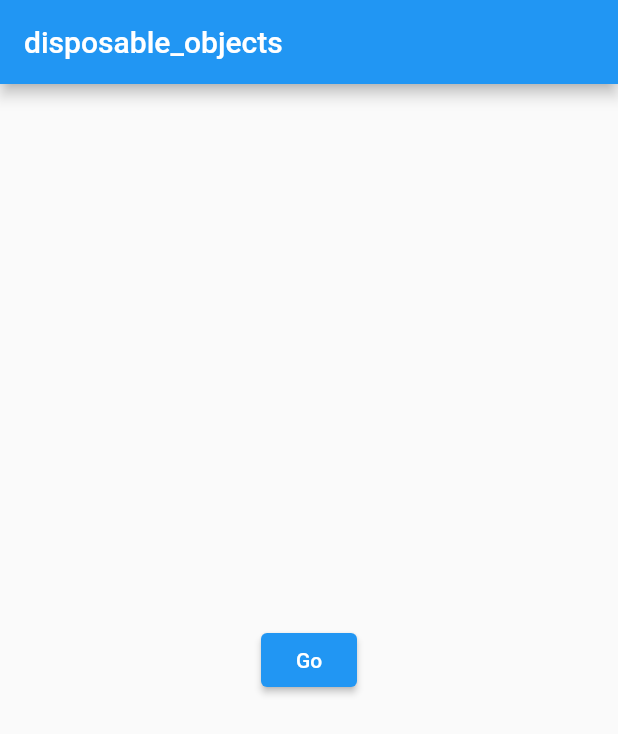
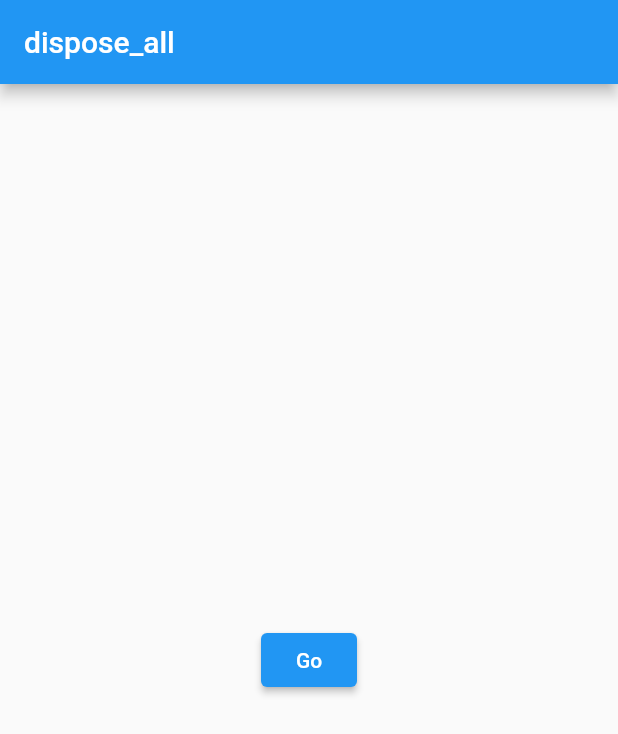
Before and after one commit to sergioprot/dispose_all, a Flutter app: the screen it shows after launch, on a phone screen of 412 x 824 dp. Shown: the top 734 px of the screen. Run offline on Flutter 3.47's test engine with Material 2 defaults, Android fonts, the phone set to English and light mode, and no system bars.

Commit message:
rename from disposable_objects to dispose_all

````diff
--- a/example/lib/main.dart
+++ b/example/lib/main.dart
@@ -1,6 +1,6 @@
 import 'dart:async';
 
-import 'package:disposable_objects/disposable_objects.dart';
+import 'package:dispose_all/dispose_all.dart';
 import 'package:flutter/material.dart';
 
 void main() {
@@ -25,7 +25,7 @@ class FirstPage extends StatelessWidget {
   Widget build(BuildContext context) {
     return Scaffold(
       appBar: AppBar(
-        title: const Text('disposable_objects'),
+        title: const Text('dispose_all'),
       ),
       body: Center(
         child: ElevatedButton(
@@ -77,7 +77,7 @@ class _SecondPageState extends State<SecondPage> {
   Widget build(BuildContext context) {
     return Scaffold(
       appBar: AppBar(
-        title: const Text('disposable_objects'),
+        title: const Text('dispose_all'),
       ),
       body: Column(
         children: [
--- a/example/pubspec.yaml
+++ b/example/pubspec.yaml
@@ -1,5 +1,5 @@
 name: example
-description: disposable_objects example project.
+description: dispose_all example project.
 publish_to: 'none' # Remove this line if you wish to publish to pub.dev
 
 version: 1.0.0+1
@@ -12,8 +12,8 @@ dependencies:
     sdk: flutter
 
   cupertino_icons: ^1.0.2
-  disposable_objects:
-    path: ../../disposable_objects
+  dispose_all:
+    path: ../../dispose_all
 
 dev_dependencies:
   flutter_test:
--- a/lib/disposable_objects.dart
+++ /dev/null
@@ -1,4 +0,0 @@
-library disposable_objects;
-
-export 'src/disposable_object.dart';
-export 'src/disposable_object_iterable_extension.dart';
--- /dev/null
+++ b/lib/dispose_all.dart
@@ -0,0 +1,4 @@
+library dispose_all;
+
+export 'src/disposable_object.dart';
+export 'src/dispose_all_extension.dart';
--- a/lib/src/disposable_object.dart
+++ b/lib/src/disposable_object.dart
@@ -1,8 +1,8 @@
-import 'disposable_object_iterable_extension.dart';
+import 'dispose_all_extension.dart';
 
 /// A mixin for disposable objects.
 ///
-/// This mixin is useful, when you want to use [DisposableObjectIterableExtension.disposeAll] for custom classes or for classes from other packages.
+/// This mixin is useful, when you want to use [DisposeAllExtension.disposeAll] for custom classes or for classes from other packages.
 /// Example: (Popular HTTP networking package Dio's CancelToken):
 /// ```
 /// import 'package:dio/dio.dart';
@@ -17,7 +17,7 @@ import 'disposable_object_iterable_extension.dart';
 mixin DisposableObject {
   /// Disposes of object.
   ///
-  /// This method will be called in [DisposableObjectIterableExtension.disposeAll].
+  /// This method will be called in [DisposeAllExtension.disposeAll].
   /// You must implement an actual disposing part.
   void disposeObject();
 }
--- a/lib/src/disposable_object_iterable_extension.dart
+++ b/lib/src/dispose_all_extension.dart
@@ -5,7 +5,7 @@ import 'package:flutter/material.dart';
 import 'disposable_object.dart';
 
 /// Extension on [Iterable] that introduces [disposeAll] method.
-extension DisposableObjectIterableExtension<T> on Iterable<T> {
+extension DisposeAllExtension<T> on Iterable<T> {
   /// Disposes of each element of this iterable.
   ///
   /// Calls
@@ -23,8 +23,8 @@ extension DisposableObjectIterableExtension<T> on Iterable<T> {
         StreamSubscription() => () => item.cancel(),
         Timer() => () => item.cancel(),
         AnimationEagerListenerMixin() => () => item.dispose(),
-        Object() => throw UnimplementedError(
-            'Dispose action is not implemented in disposable_objects for ${item.runtimeType}'),
+        Object() =>
+          throw UnimplementedError('Dispose action is not implemented in dispose_all for ${item.runtimeType}'),
       };
       disposeItem();
     }
````
Also changed, not shown: pubspec.yaml (+4 -4 lines), example/pubspec.lock, 3 other files.
